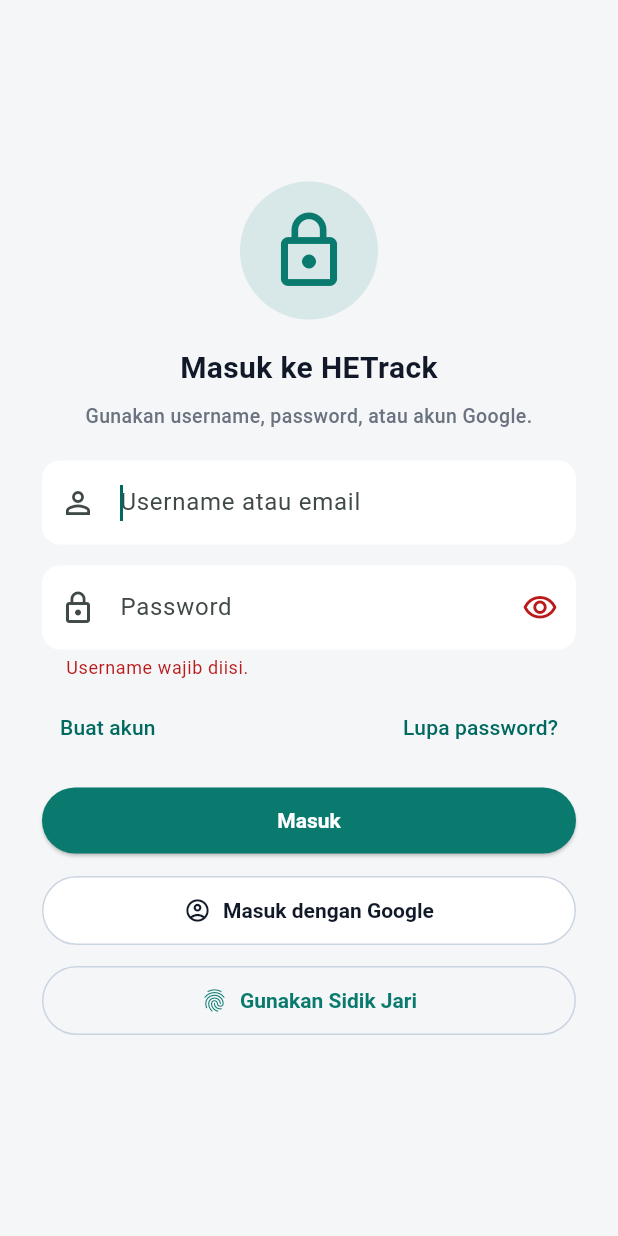
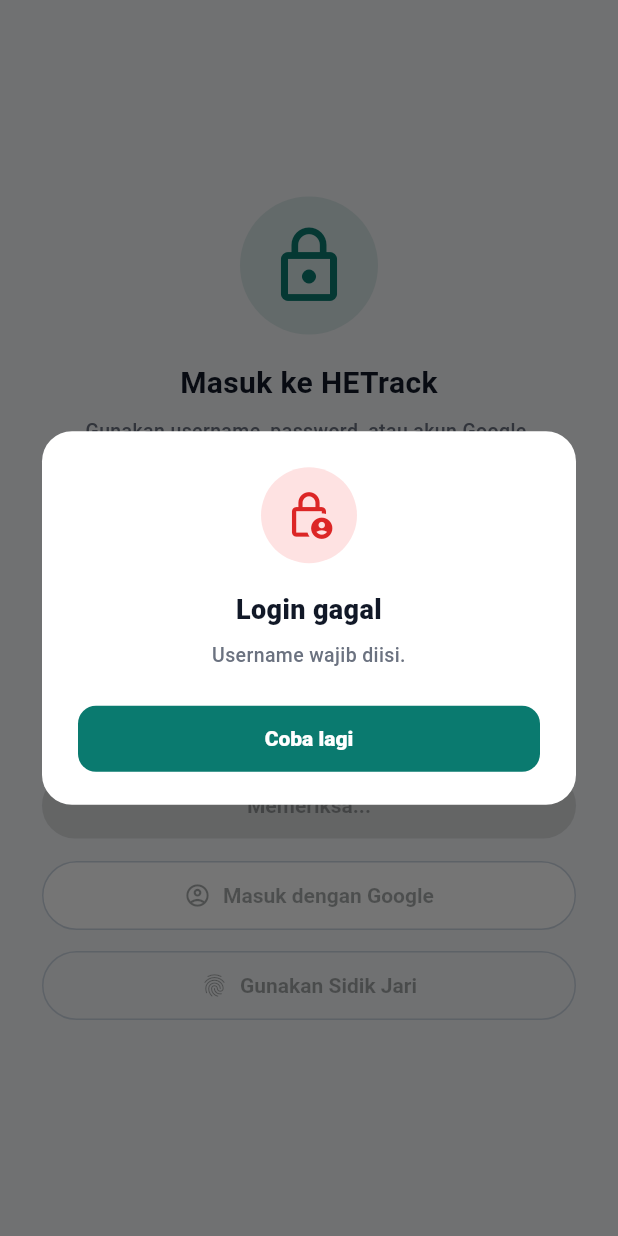
Before and after one commit to ridhoalpian/IoT-Power-Guard, a Flutter app: the screen it shows after launch, after a tap on "Masuk", on a phone screen of 412 x 824 dp. Run offline on Flutter 3.47's test engine with Material 3 defaults, Android fonts, the phone set to English and light mode, and no system bars; our stand-ins replace firebase_auth, firebase_core, firebase_database, firebase_messaging, flutter_local_notifications, google_sign_in and 1 more; accounts and stored records are empty.

Commit message:
feat: alert dialog in login page

```diff
--- a/lib/core/features/auth/pin_gate_screen.dart
+++ b/lib/core/features/auth/pin_gate_screen.dart
@@ -28,7 +28,6 @@
   bool _isCheckingBiometricAvailability = true;
   bool _isBiometricAvailable = false;
   bool _obscurePassword = true;
-  String? _error;
 
   @override
   void initState() {
@@ -72,7 +71,6 @@
 
     setState(() {
       _isSubmitting = true;
-      _error = null;
     });
 
     try {
@@ -83,9 +81,13 @@
       await _goToHomePage();
     } on AuthFailure catch (error) {
       if (!mounted) return;
-      setState(() {
-        _error = error.message;
-      });
+      await _showLoginFailedDialog(error.message);
+      _focusUsernameField();
+    } catch (error) {
+      if (!mounted) return;
+      const message = 'Email/username atau password tidak valid.';
+      debugPrint('Login failed: $error');
+      await _showLoginFailedDialog(message);
       _focusUsernameField();
     } finally {
       if (mounted) {
@@ -103,7 +105,6 @@
 
     setState(() {
       _isGoogleSubmitting = true;
-      _error = null;
     });
 
     try {
@@ -111,9 +112,7 @@
       await _goToHomePage();
     } on AuthFailure catch (error) {
       if (!mounted) return;
-      setState(() {
-        _error = error.message;
-      });
+      _showSnackbar(error.message);
     } finally {
       if (mounted) {
         setState(() {
@@ -142,7 +141,6 @@
 
     setState(() {
       _isBiometricLoading = true;
-      _error = null;
     });
 
     final result = await _biometricAuthService.authenticate();
@@ -200,6 +198,85 @@
     ScaffoldMessenger.of(context)
       ..hideCurrentSnackBar()
       ..showSnackBar(SnackBar(content: Text(message)));
+  }
+
+  Future<void> _showLoginFailedDialog(String message) async {
+    if (!mounted) return;
+    const accent = Color(0xFF0A7A6F);
+    await showDialog<void>(
+      context: context,
+      builder:
+          (context) => Dialog(
+            backgroundColor: Colors.white,
+            insetPadding: const EdgeInsets.symmetric(horizontal: 28),
+            shape: RoundedRectangleBorder(
+              borderRadius: BorderRadius.circular(20),
+            ),
+            child: Padding(
+              padding: const EdgeInsets.fromLTRB(24, 24, 24, 20),
+              child: Column(
+                mainAxisSize: MainAxisSize.min,
+                children: [
+                  Container(
+                    width: 64,
+                    height: 64,
+                    decoration: const BoxDecoration(
+                      color: Color(0xFFFEE2E2),
+                      shape: BoxShape.circle,
+                    ),
+                    child: const Icon(
+                      Icons.lock_person_outlined,
+                      color: Color(0xFFDC2626),
+                      size: 34,
+                    ),
+                  ),
+                  const SizedBox(height: 18),
+                  const Text(
+                    'Login gagal',
+                    textAlign: TextAlign.center,
+                    style: TextStyle(
+                      color: Color(0xFF111827),
+                      fontSize: 18,
+                      fontWeight: FontWeight.w800,
+                    ),
+                  ),
+                  const SizedBox(height: 8),
+                  Text(
+                    message,
+                    textAlign: TextAlign.center,
+                    style: const TextStyle(
+                      color: Color(0xFF6B7280),
+                      fontSize: 13,
+                      height: 1.45,
+                      fontWeight: FontWeight.w500,
+                    ),
+                  ),
+                  const SizedBox(height: 22),
+                  SizedBox(
+                    width: double.infinity,
+                    child: ElevatedButton(
+                      onPressed: () => Navigator.of(context).pop(),
+                      style: ElevatedButton.styleFrom(
+                        backgroundColor: accent,
+                        foregroundColor: Colors.white,
+                        elevation: 0,
+                        padding: const EdgeInsets.symmetric(vertical: 14),
+                        shape: RoundedRectangleBorder(
+                          borderRadius: BorderRadius.circular(12),
+                        ),
+                        textStyle: const TextStyle(
+                          fontSize: 14,
+                          fontWeight: FontWeight.w800,
+                        ),
+                      ),
+                      child: const Text('Coba lagi'),
+                    ),
+                  ),
+                ],
+              ),
+            ),
+          ),
+    );
   }
 
   @override
@@ -281,7 +358,6 @@
                         enabled: !_isBusy,
                         decoration: InputDecoration(
                           hintText: 'Password',
-                          errorText: _error,
                           prefixIcon: const Icon(Icons.lock_outline),
                           suffixIcon: IconButton(
                             onPressed:
```
